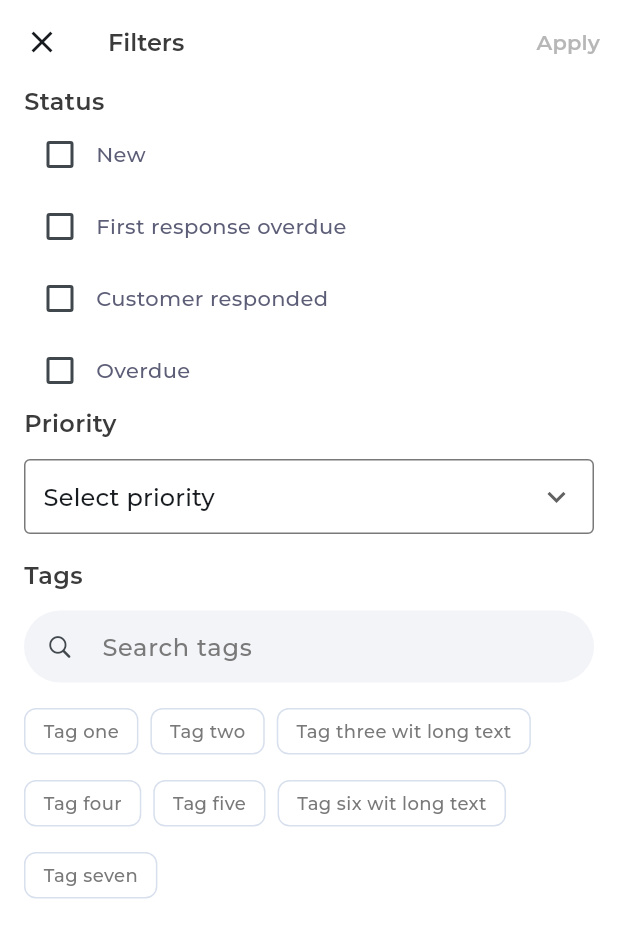
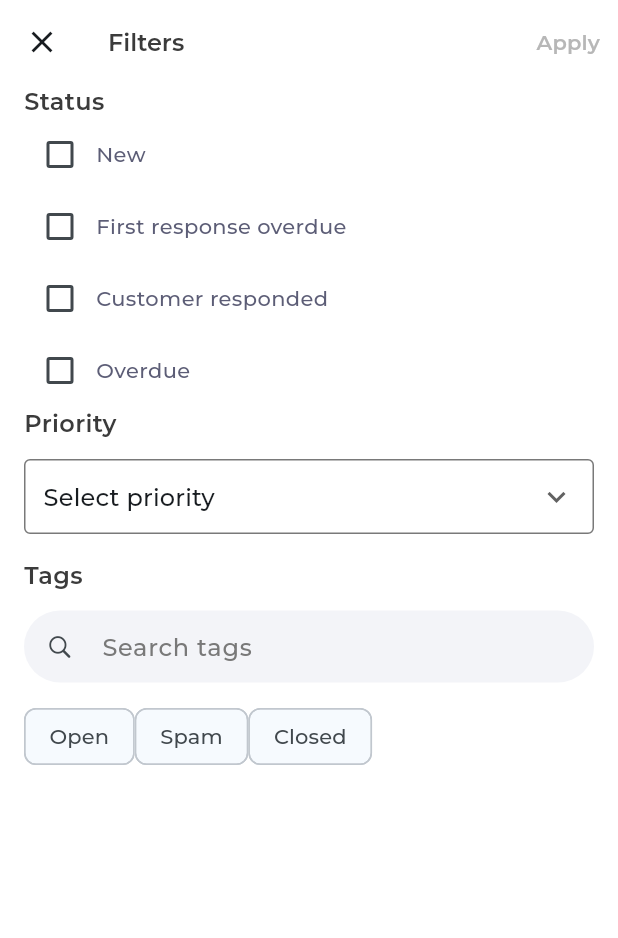
Before and after one commit to soton371/tickets, a Flutter app: the screen it shows after launch, after a tap on the "filter alt" icon, on a phone screen of 412 x 824 dp. Shown: the top 938 px of the screen. Run offline on Flutter 3.47's test engine with Material 3 defaults, Android fonts, the phone set to English and light mode, and no system bars; our stand-ins replace bloc, dartz, flutter_bloc, get_it; project files that could hold a hidden picture were left out.

Commit message:
filter tag ui

```diff
--- a/lib/features/filter/domain/entities/filter_entities.dart
+++ b/lib/features/filter/domain/entities/filter_entities.dart
@@ -4,3 +4,11 @@ class StatusEntities{
 
   StatusEntities({required this.status, required this.selected});
 }
+
+
+class TagEntities{
+  final String title;
+  bool selected;
+
+  TagEntities({required this.title, required this.selected});
+}
--- a/lib/features/filter/presentation/bloc/filter_bloc.dart
+++ b/lib/features/filter/presentation/bloc/filter_bloc.dart
@@ -7,7 +7,7 @@ part 'filter_event.dart';
 part 'filter_state.dart';
 
 class FilterBloc extends Bloc<FilterEvent, FilterState> {
-  FilterBloc() : super(FilterState(statusList: [], priorityList: [], selectedPriority: null)) {
+  FilterBloc() : super(FilterState(statusList: [], priorityList: [], selectedPriority: null, tagList: [])) {
     on<DoStatusChange>((event, emit) {
       emit(state.copyWith(statusList: event.statusList));
     });
@@ -19,5 +19,9 @@ class FilterBloc extends Bloc<FilterEvent, FilterState> {
     on<DoSelectedPriorityChanged>((event, emit) {
       emit(state.copyWith(selectedPriority: event.selectedPriority));
     });
+
+    on<DoSelectedTagListChange>((event, emit) {
+      emit(state.copyWith(tagList: event.tagList));
+    });
   }
 }
--- a/lib/features/filter/presentation/bloc/filter_event.dart
+++ b/lib/features/filter/presentation/bloc/filter_event.dart
@@ -19,3 +19,10 @@ class DoSelectedPriorityChanged extends FilterEvent{
   final String? selectedPriority;
   DoSelectedPriorityChanged(this.selectedPriority);
 }
+
+
+
+class DoSelectedTagListChange extends FilterEvent{
+  final List<TagEntities> tagList;
+  DoSelectedTagListChange(this.tagList);
+}
--- a/lib/features/filter/presentation/bloc/filter_state.dart
+++ b/lib/features/filter/presentation/bloc/filter_state.dart
@@ -4,21 +4,25 @@ class FilterState {
   final List<StatusEntities> statusList;
   final List<String> priorityList;
   final String? selectedPriority;
+  final List<TagEntities> tagList;
 
   FilterState({
     required this.statusList,
     required this.priorityList,
     required this.selectedPriority,
+    required this.tagList,
   });
 
   FilterState copyWith({
     List<StatusEntities>? statusList,
     List<String>? priorityList,
+    List<TagEntities>? tagList,
     String? selectedPriority,
   }) {
     return FilterState(
       statusList: statusList ?? this.statusList,
       priorityList: priorityList ?? this.priorityList,
+      tagList: tagList ?? this.tagList,
       selectedPriority: selectedPriority,
     );
   }
--- a/lib/features/filter/presentation/pages/filter_page.dart
+++ b/lib/features/filter/presentation/pages/filter_page.dart
@@ -33,7 +33,7 @@ class FilterPage extends StatelessWidget {
               TextButton(
                 onPressed: () {
                   context.read<TicketsBloc>().add(
-                    DoFilterTicketList(statusList: state.statusList, selectedPriority: state.selectedPriority),
+                    DoFilterTicketList(statusList: state.statusList, selectedPriority: state.selectedPriority, tagList: state.tagList),
                   );
                   Navigator.pop(context);
                 },
@@ -157,6 +157,10 @@ class FilterPage extends StatelessWidget {
                     ),
 
                   //tag
+                  if(state.tagList.isNotEmpty)
+                    Column(
+                      crossAxisAlignment: CrossAxisAlignment.start,
+                      children: [
                         Text(
                           'Tags',
                           style: TextStyle(
@@ -171,8 +175,15 @@ class FilterPage extends StatelessWidget {
                         Wrap(
                           runSpacing: AppSizes.paddingInside,
                           children:
-                        tags.map((tag) => OutlineCard(value: tag)).toList(),
+                          state.tagList.map((tag) => ChoiceChip(label: Text(tag.title), selected: tag.selected,onSelected: (v){
+                            tag.selected = v;
+                            context.read<FilterBloc>().add(DoSelectedTagListChange(state.tagList));
+                          },)).toList(),
                         ),
+                        SizedBox(height: AppSizes.paddingBody),
+                      ],
+                    )
+
                 ],
               ),
             ),
@@ -182,14 +193,3 @@ class FilterPage extends StatelessWidget {
     );
   }
 }
-
-final List<String> priorities = ["Dropdown 1", "Dropdown 2", "Dropdown 3"];
-final List<String> tags = [
-  "Tag one",
-  "Tag two",
-  "Tag three wit long text",
-  "Tag four",
-  "Tag five",
-  "Tag six wit long text",
-  "Tag seven",
-];
--- a/lib/features/tickets/presentation/bloc/tickets_event.dart
+++ b/lib/features/tickets/presentation/bloc/tickets_event.dart
@@ -8,5 +8,6 @@ class DoFetchTicketList extends TicketsEvent{}
 class DoFilterTicketList extends TicketsEvent{
   final List<StatusEntities> statusList;
   final String? selectedPriority;
-  DoFilterTicketList({required this.statusList, required this.selectedPriority});
+  final List<TagEntities> tagList;
+  DoFilterTicketList({required this.statusList, required this.selectedPriority, required this.tagList});
 }
--- a/lib/features/tickets/presentation/pages/ticket_page.dart
+++ b/lib/features/tickets/presentation/pages/ticket_page.dart
@@ -23,19 +23,32 @@ class TicketPage extends StatelessWidget {
             Set<String> uniqueStatuses = {};
             List<String> priorityList = [];
             Set<String> uniquePriorities = {};
+            List<TagEntities> tagList = [];
+            Set<String> uniqueTags = {};
 
             for (var ticket in state.ticketList) {
               if (ticket.status != null && uniqueStatuses.add(ticket.status!)) {
                 statusList.add(StatusEntities(status: ticket.status!, selected: false));
               }
 
-              if(ticket.priority != null && uniquePriorities.add(ticket.priority!)){
+              if (ticket.priority != null && uniquePriorities.add(ticket.priority!)) {
                 priorityList.add(ticket.priority!);
+              }
+
+              if (ticket.state != null) {
+                for (var state in ticket.state!) {
+                  if (uniqueTags.add(state)) {
+                    tagList.add(TagEntities(title: state, selected: false));
+                  }
+                }
               }
             }
 
-            context.read<FilterBloc>().add(DoStatusChange(statusList));
-            context.read<FilterBloc>().add(DoPriorityListChange(priorityList));
+            final filterBloc = context.read<FilterBloc>();
+            filterBloc.add(DoStatusChange(statusList));
+            filterBloc.add(DoPriorityListChange(priorityList));
+            filterBloc.add(DoSelectedTagListChange(tagList));
+
 
             return TicketListView(ticketList: state.ticketList,);
           }
```
Also changed, not shown: lib/features/tickets/presentation/bloc/tickets_bloc.dart (+8 -7 lines). Lines whose indentation alone changed are shown as unchanged.
